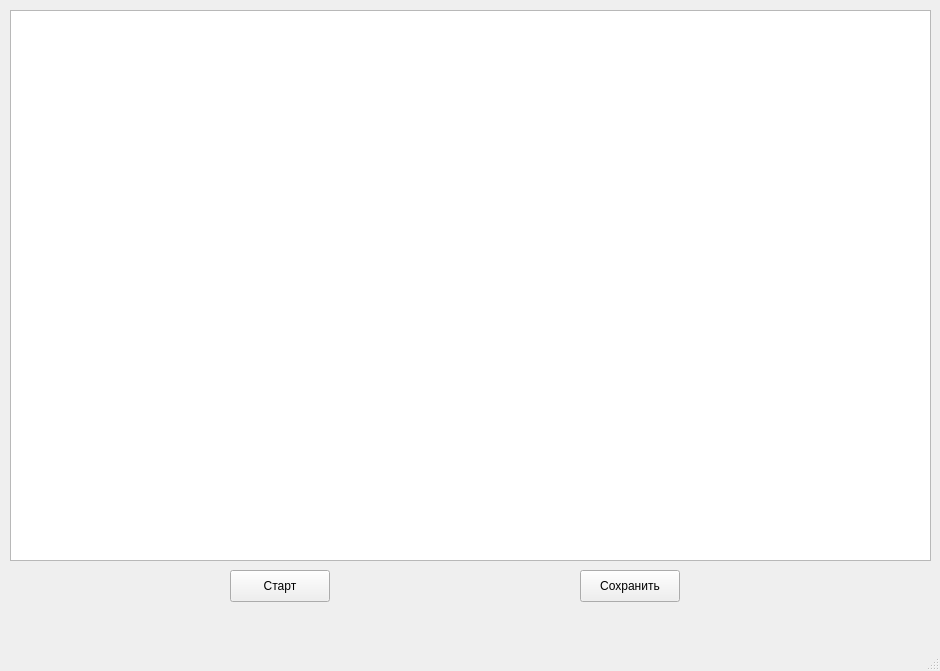
First picture: the form in src/view/ui/main_window.ui, repository mkholkin/BMSTU-cg-lab-template, before the edit.
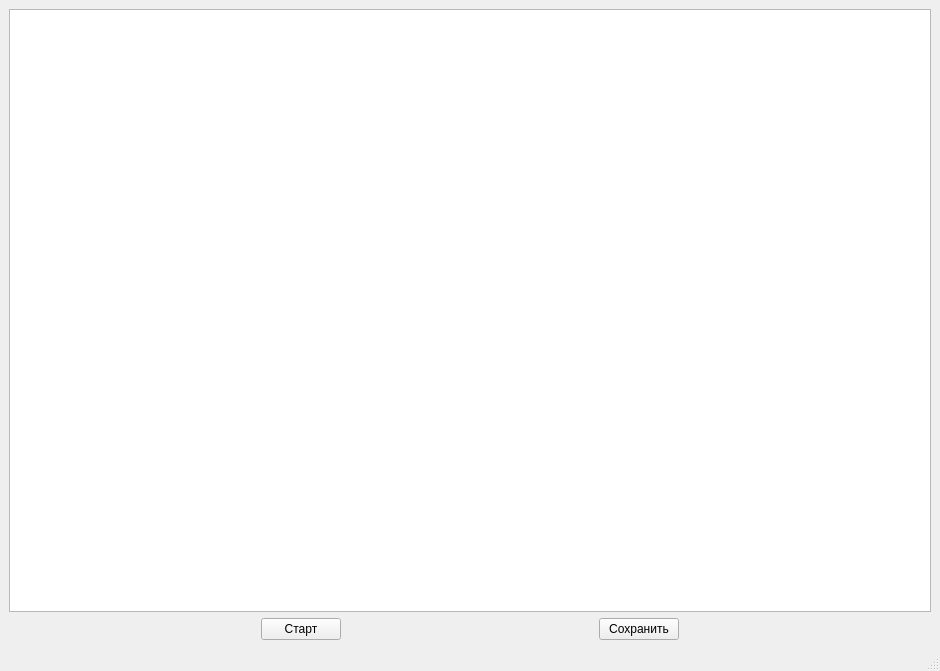
Second picture: the form after the edit.

```diff
--- a/src/view/ui/main_window.ui
+++ b/src/view/ui/main_window.ui
@@ -20,42 +20,41 @@
    <string>MainWindow</string>
   </property>
   <widget class="QWidget" name="centralwidget">
+   <layout class="QVBoxLayout" name="verticalLayout">
+    <item>
+     <widget class="QGraphicsView" name="graphicsView"/>
+    </item>
+    <item>
+     <layout class="QHBoxLayout" name="horizontalLayout">
+      <item>
    <widget class="QPushButton" name="run_button">
-    <property name="geometry">
-     <rect>
-      <x>230</x>
-      <y>570</y>
-      <width>100</width>
-      <height>32</height>
-     </rect>
+        <property name="sizePolicy">
+         <sizepolicy hsizetype="Fixed" vsizetype="Fixed">
+          <horstretch>0</horstretch>
+          <verstretch>0</verstretch>
+         </sizepolicy>
     </property>
     <property name="text">
      <string>Старт</string>
     </property>
    </widget>
+      </item>
+      <item>
    <widget class="QPushButton" name="save_button">
-    <property name="geometry">
-     <rect>
-      <x>580</x>
-      <y>570</y>
-      <width>100</width>
-      <height>32</height>
-     </rect>
+        <property name="sizePolicy">
+         <sizepolicy hsizetype="Fixed" vsizetype="Fixed">
+          <horstretch>0</horstretch>
+          <verstretch>0</verstretch>
+         </sizepolicy>
     </property>
     <property name="text">
      <string>Сохранить</string>
     </property>
    </widget>
-   <widget class="QGraphicsView" name="graphicsView">
-    <property name="geometry">
-     <rect>
-      <x>10</x>
-      <y>10</y>
-      <width>921</width>
-      <height>551</height>
-     </rect>
-    </property>
-   </widget>
+      </item>
+     </layout>
+    </item>
+   </layout>
   </widget>
   <widget class="QMenuBar" name="menubar">
    <property name="geometry">
```
Lines whose indentation alone changed are shown as unchanged.
